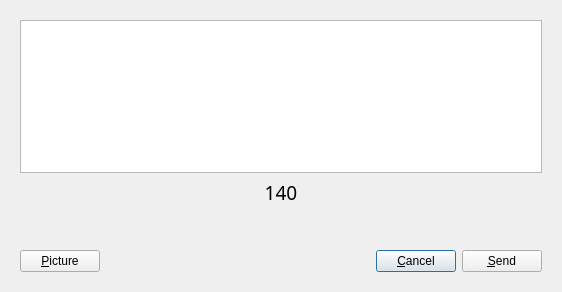
WeCase/WeCase, file ui/NewpostWindow.ui: the form before one commit.
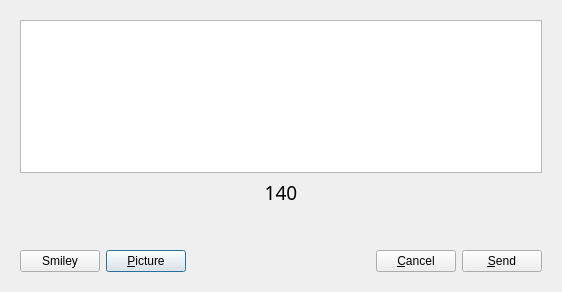
The form after the commit. Custom widgets are drawn as their Qt base class.

Commit message: 新增表情按钮，以待实现表情

```diff
--- a/ui/NewpostWindow.ui
+++ b/ui/NewpostWindow.ui
@@ -91,7 +91,7 @@
         </size>
        </property>
        <layout class="QGridLayout" name="gridLayout_2">
-        <item row="0" column="1">
+        <item row="0" column="2">
          <spacer name="horizontalSpacer">
           <property name="orientation">
            <enum>Qt::Horizontal</enum>
@@ -104,14 +104,7 @@
           </property>
          </spacer>
         </item>
-        <item row="0" column="2">
-         <widget class="QPushButton" name="pushButton_cancel">
-          <property name="text">
-           <string>&amp;Cancel</string>
-          </property>
-         </widget>
-        </item>
-        <item row="0" column="0">
+        <item row="0" column="1">
          <widget class="QPushButton" name="pushButton_picture">
           <property name="text">
            <string>&amp;Picture</string>
@@ -119,12 +112,26 @@
          </widget>
         </item>
         <item row="0" column="3">
+         <widget class="QPushButton" name="pushButton_cancel">
+          <property name="text">
+           <string>&amp;Cancel</string>
+          </property>
+         </widget>
+        </item>
+        <item row="0" column="4">
          <widget class="QPushButton" name="pushButton_send">
           <property name="text">
            <string>&amp;Send</string>
           </property>
          </widget>
         </item>
+        <item row="0" column="0">
+         <widget class="QPushButton" name="pushButton">
+          <property name="text">
+           <string>Smiley</string>
+          </property>
+         </widget>
+        </item>
        </layout>
        <zorder>pushButton_picture</zorder>
        <zorder>pushButton_cancel</zorder>
```
Left out of the diff: 1 changed line with no effect on the pictures. The commit also changes 1 other file.
